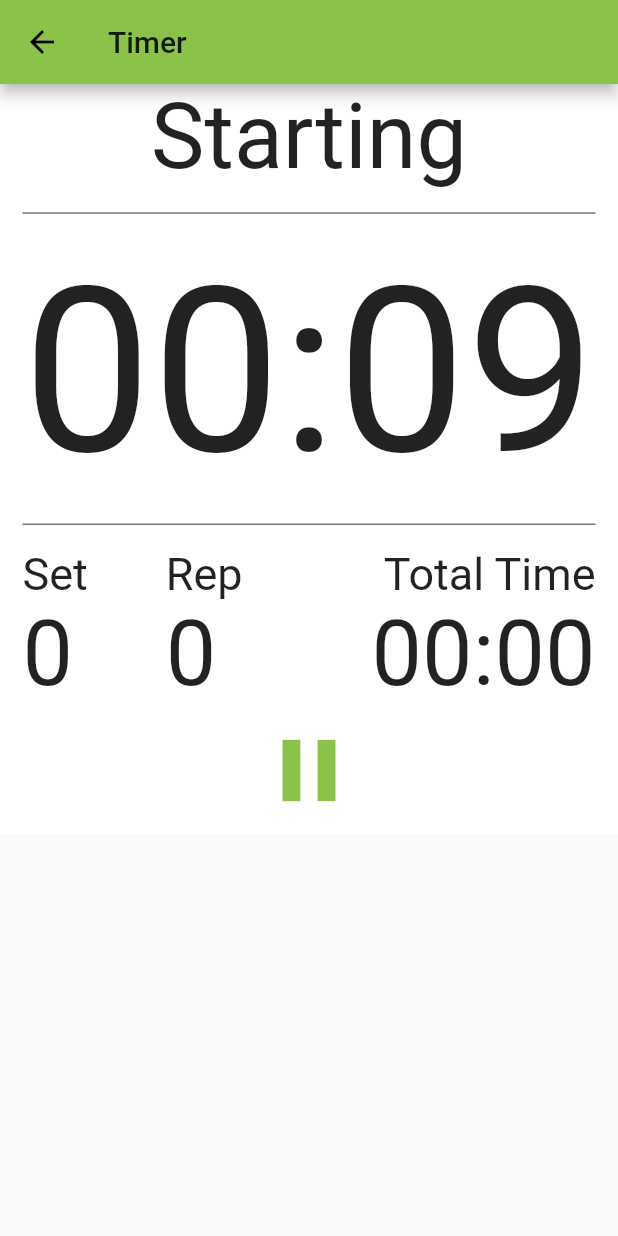
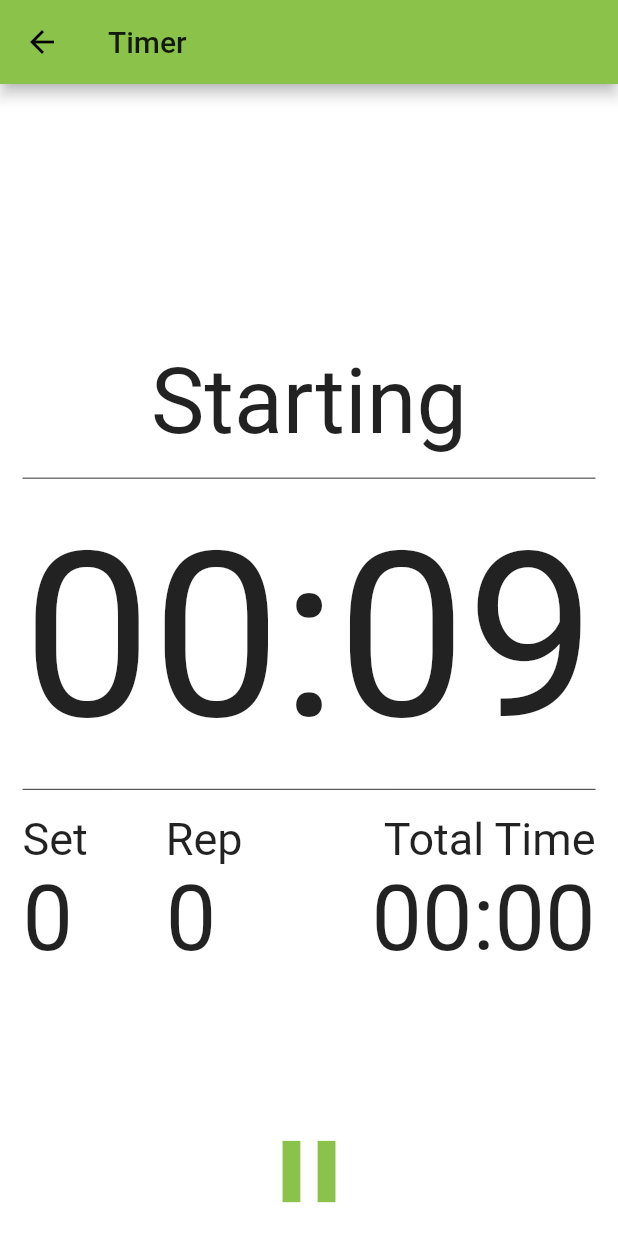
Before and after one commit to Ankitkj1999/Flutter-Exercise-Timer, a Flutter app: the screen it shows after launch, after a tap on the "play arrow" icon, on a phone screen of 412 x 824 dp. Run offline on Flutter 3.47's test engine with Material 2 defaults, Android fonts, the phone set to English and light mode, and no system bars; our stand-ins replace audioplayers, flutter_colorpicker, numberpicker, shared_preferences; missing offline and left inert: screen.

Commit message:
fixed three wisel issue

```diff
--- a/lib/models.dart
+++ b/lib/models.dart
@@ -177,7 +177,7 @@ class Workout {
       _nextStep();
     } else {
       _timeLeft -= Duration(seconds: 1);
-      if (_timeLeft.inSeconds <= 3 && _timeLeft.inSeconds >= 1) {
+      if (_timeLeft.inSeconds <= 1) {
         _playSound(_settings.countdownPip);
       }
     }
@@ -201,6 +201,9 @@ class Workout {
       _startRep();
     } else if (_step == WorkoutState.starting ||
         _step == WorkoutState.breaking) {
+      if (_timeLeft.inSeconds <= 3 || _timeLeft.inSeconds >= 1) {
+        _playSound(_settings.tictic);
+      }
       _startSet();
     }
   }
--- a/lib/screens/workout_screen.dart
+++ b/lib/screens/workout_screen.dart
@@ -86,9 +86,7 @@ class _WorkoutScreenState extends State<WorkoutScreen> {
       appBar: AppBar(
         title: Text("Timer"),
       ),
-      body: SingleChildScrollView(
-        scrollDirection: Axis.vertical,
-        child: Container(
+      body: Container(
         color: _getBackgroundColor(theme),
         padding: EdgeInsets.symmetric(horizontal: 15),
         child: Column(
@@ -108,10 +106,8 @@ class _WorkoutScreenState extends State<WorkoutScreen> {
               2: FlexColumnWidth(1.0)
             }, children: [
               TableRow(children: [
-                  TableCell(
-                      child: Text('Set', style: TextStyle(fontSize: 30.0))),
-                  TableCell(
-                      child: Text('Rep', style: TextStyle(fontSize: 30.0))),
+                TableCell(child: Text('Set', style: TextStyle(fontSize: 30.0))),
+                TableCell(child: Text('Rep', style: TextStyle(fontSize: 30.0))),
                 TableCell(
                     child: Text('Total Time',
                         textAlign: TextAlign.end,
@@ -119,12 +115,12 @@ class _WorkoutScreenState extends State<WorkoutScreen> {
               ]),
               TableRow(children: [
                 TableCell(
-                    child: Text('${_workout.set}',
-                        style: TextStyle(fontSize: 60.0)),
+                  child:
+                      Text('${_workout.set}', style: TextStyle(fontSize: 60.0)),
                 ),
                 TableCell(
-                    child: Text('${_workout.rep}',
-                        style: TextStyle(fontSize: 60.0)),
+                  child:
+                      Text('${_workout.rep}', style: TextStyle(fontSize: 60.0)),
                 ),
                 TableCell(
                     child: Text(
@@ -136,7 +132,6 @@ class _WorkoutScreenState extends State<WorkoutScreen> {
             ]),
             Expanded(child: _buildButtonBar()),
           ],
-          ),
         ),
       ),
     );
```
Lines whose indentation alone changed are shown as unchanged.
